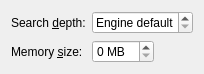
This is src/customdifficultydialog.ui in KDE/knights as Qt 5 draws it before an edit. The edited form follows.
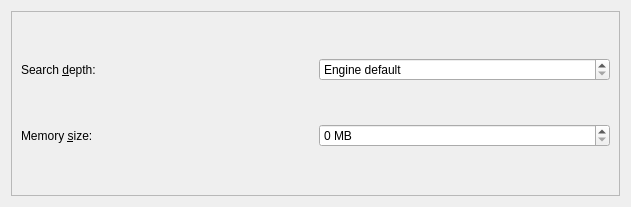
This is the edited form. Custom widgets are drawn as their Qt base class.

Patch:
```diff
--- a/src/customdifficultydialog.ui
+++ b/src/customdifficultydialog.ui
@@ -6,26 +6,32 @@
    <rect>
     <x>0</x>
     <y>0</y>
-    <width>167</width>
-    <height>56</height>
+    <width>631</width>
+    <height>207</height>
    </rect>
   </property>
-  <layout class="QFormLayout" name="formLayout_2">
-   <property name="fieldGrowthPolicy">
-    <enum>QFormLayout::ExpandingFieldsGrow</enum>
-   </property>
+  <layout class="QVBoxLayout" name="verticalLayout">
+   <item>
+    <widget class="QFrame" name="frame">
+     <property name="frameShape">
+      <enum>QFrame::StyledPanel</enum>
+     </property>
+     <property name="frameShadow">
+      <enum>QFrame::Raised</enum>
+     </property>
+     <layout class="QGridLayout" name="gridLayout">
    <item row="0" column="0">
     <widget class="QLabel" name="searchDepthLabel">
      <property name="text">
       <string>Search &amp;depth:</string>
      </property>
      <property name="buddy">
-      <cstring>searchDepthIntSpinBox</cstring>
+         <cstring>sbSearchDepth</cstring>
      </property>
     </widget>
    </item>
    <item row="0" column="1">
-    <widget class="KPluralHandlingSpinBox" name="searchDepthIntSpinBox">
+       <widget class="KPluralHandlingSpinBox" name="sbSearchDepth">
      <property name="specialValueText">
       <string comment="Let the engine determine the search depth">Engine default</string>
      </property>
@@ -37,15 +43,18 @@
       <string>Memory &amp;size:</string>
      </property>
      <property name="buddy">
-      <cstring>memorySizeIntSpinBox</cstring>
+         <cstring>sbMemorySize</cstring>
      </property>
     </widget>
    </item>
    <item row="1" column="1">
-    <widget class="QSpinBox" name="memorySizeIntSpinBox">
+       <widget class="QSpinBox" name="sbMemorySize">
      <property name="suffix">
       <string comment="Megabytes"> MB</string>
      </property>
+       </widget>
+      </item>
+     </layout>
     </widget>
    </item>
   </layout>
```
Lines whose indentation alone changed are shown as unchanged.
